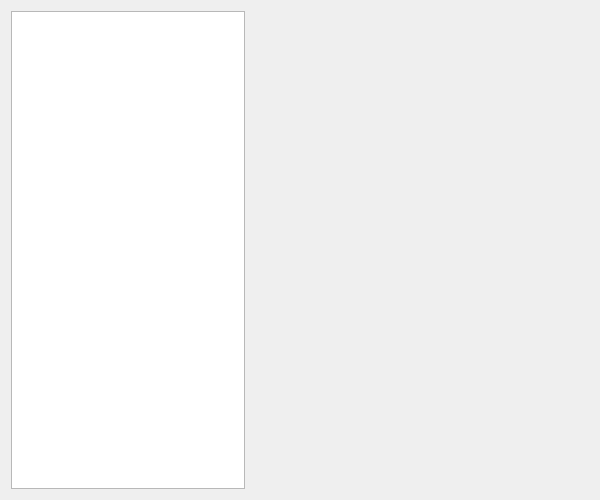
This is src/ui/preferences/PreferencesAdvancedPageWidget.ui in OtterBrowser/otter-browser as Qt 5 draws it before an edit. The edited form follows.
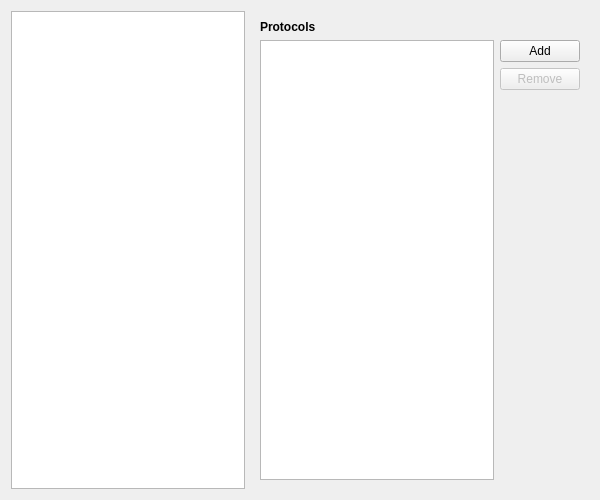
This is the edited form. The open tabs and pages were chosen to show the change. Custom widgets are drawn as their Qt base class.

Commit message: Initial work on protocols configuration UI

Diff of the .ui file:
```diff
--- a/src/ui/preferences/PreferencesAdvancedPageWidget.ui
+++ b/src/ui/preferences/PreferencesAdvancedPageWidget.ui
@@ -728,7 +728,68 @@
        </item>
       </layout>
      </widget>
-     <widget class="QWidget" name="programsPage"/>
+     <widget class="QWidget" name="programsPage">
+      <layout class="QVBoxLayout" name="programsLayout">
+       <item>
+        <widget class="QLabel" name="programsProtocolsHeader">
+         <property name="font">
+          <font>
+           <weight>75</weight>
+           <bold>true</bold>
+          </font>
+         </property>
+         <property name="text">
+          <string>Protocols</string>
+         </property>
+        </widget>
+       </item>
+       <item>
+        <layout class="QHBoxLayout" name="protocolsLayout">
+         <item>
+          <widget class="Otter::ItemViewWidget" name="protocolsItemView">
+           <property name="editTriggers">
+            <set>QAbstractItemView::NoEditTriggers</set>
+           </property>
+           <property name="alternatingRowColors">
+            <bool>true</bool>
+           </property>
+           <attribute name="headerDefaultSectionSize">
+            <number>250</number>
+           </attribute>
+          </widget>
+         </item>
+         <item>
+          <layout class="QVBoxLayout" name="protocolsButtonsLayout" stretch="0,0,1">
+           <item>
+            <widget class="QPushButton" name="protocolsAddProtocolButton">
+             <property name="text">
+              <string>Add</string>
+             </property>
+            </widget>
+           </item>
+           <item>
+            <widget class="QPushButton" name="protocolsRemoveProtocolButton">
+             <property name="enabled">
+              <bool>false</bool>
+             </property>
+             <property name="text">
+              <string>Remove</string>
+             </property>
+            </widget>
+           </item>
+           <item>
+            <spacer name="protocolsButtonsSpacer">
+             <property name="orientation">
+              <enum>Qt::Vertical</enum>
+             </property>
+            </spacer>
+           </item>
+          </layout>
+         </item>
+        </layout>
+       </item>
+      </layout>
+     </widget>
      <widget class="QWidget" name="historyPage"/>
      <widget class="QWidget" name="networkPage">
       <layout class="QVBoxLayout" name="networkPageLayout" stretch="0,0,0,1,0,1,0">
```
